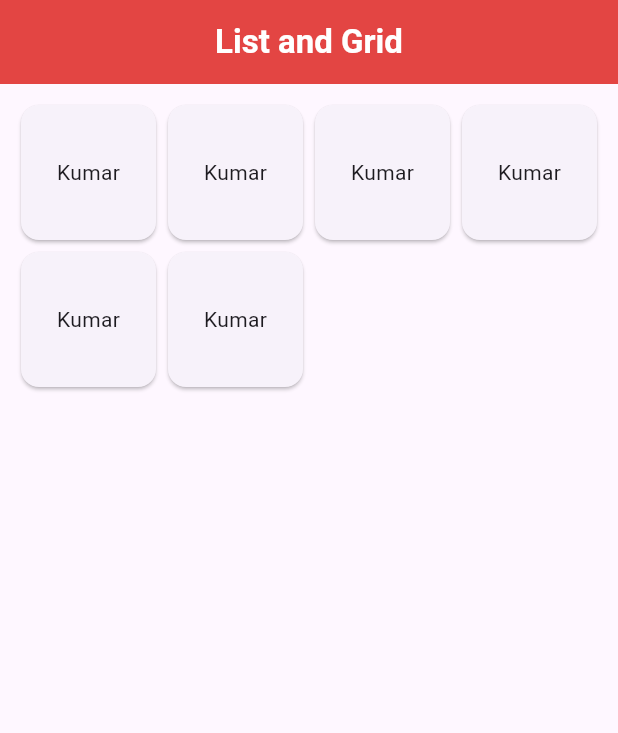
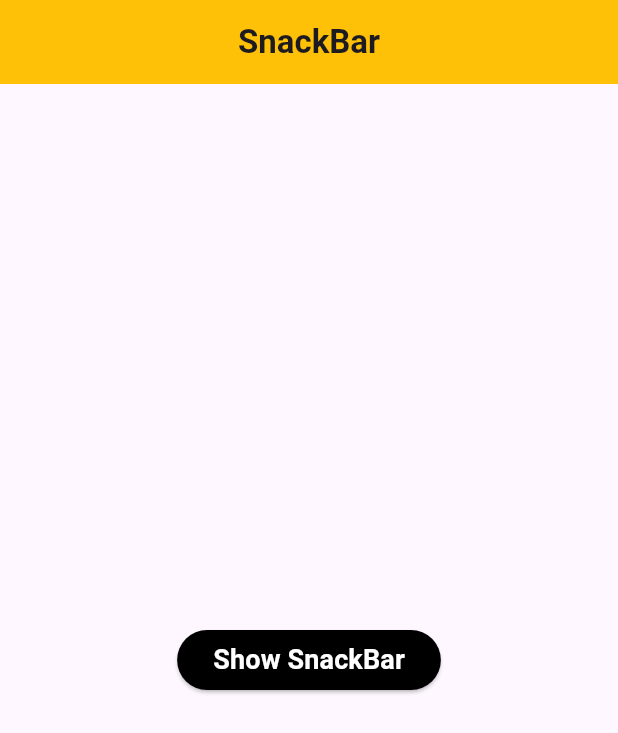
Before and after one commit to kumarbaberwal/flutter2, a Flutter app: the screen it shows after launch, on a phone screen of 412 x 824 dp. Shown: the top 733 px of the screen. Run offline on Flutter 3.47's test engine with Material 3 defaults, Android fonts, the phone set to English and light mode, and no system bars.

Commit message:
snackbar

```diff
--- a/lib/main.dart
+++ b/lib/main.dart
@@ -1,4 +1,4 @@
-import 'package:first/widgets/list_grid.dart';
+import 'package:first/widgets/snackbar.dart';
 import 'package:flutter/material.dart';
 
 void main() => runApp(const MyApp());
@@ -14,7 +14,7 @@ class MyApp extends StatelessWidget {
         brightness: Brightness.light,
         primaryColor: Colors.deepPurple,
       ),
-      home: const ListGrid(),
+      home: const SnackbarWidget(),
     );
   }
 }
--- a/lib/widgets/snackbar.dart
+++ b/lib/widgets/snackbar.dart
@@ -0,0 +1,48 @@
+import 'package:flutter/material.dart';
+
+class SnackbarWidget extends StatelessWidget {
+  const SnackbarWidget({super.key});
+
+  @override
+  Widget build(BuildContext context) {
+    return Scaffold(
+        appBar: AppBar(
+          centerTitle: true,
+          backgroundColor: Colors.amber,
+          title: const Text(
+            'SnackBar',
+            style: TextStyle(fontWeight: FontWeight.bold),
+          ),
+        ),
+        // margin: const EdgeInsets.only(bottom: 12),
+        body: Center(
+            child: ElevatedButton(
+          style: const ButtonStyle(
+            backgroundColor: WidgetStatePropertyAll(Colors.black),
+          ),
+          onPressed: () {
+            final snackBar = SnackBar(
+              action: SnackBarAction(label: 'Exit',  textColor: Colors.black, onPressed: (){}),
+              margin: const EdgeInsets.all(25),
+              shape: RoundedRectangleBorder(
+                borderRadius: BorderRadius.circular(20),
+              ),
+              behavior: SnackBarBehavior.floating,
+              // padding: const EdgeInsets.all(10),
+              duration: const Duration(milliseconds: 1000),
+              backgroundColor: Colors.amber,
+              content: const Text('You Pressed The Button !', style: TextStyle(fontWeight: FontWeight.bold, color: Colors.black),),
+            );
+            ScaffoldMessenger.of(context).showSnackBar(snackBar);
+          },
+          child: const Text(
+            'Show SnackBar',
+            style: TextStyle(
+              fontWeight: FontWeight.bold,
+              fontSize: 18,
+              color: Colors.white,
+            ),
+          ),
+        )));
+  }
+}
```
